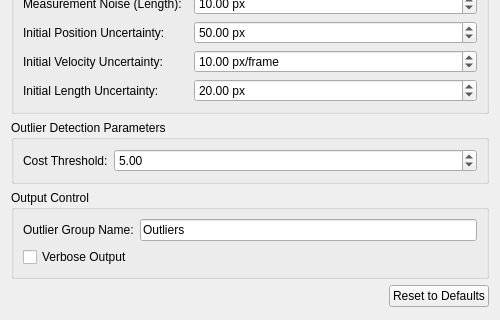
The window that src/WhiskerToolbox/DataTransform_Widget/Lines/Line_Outlier_Detection/LineOutlierDetection_Widget.ui (paulmthompson/WhiskerToolbox) describes before a commit, drawn with Qt 5; both pictures show x 0 to 500 and y 193 to 513 of the 500 by 600 pixel window.
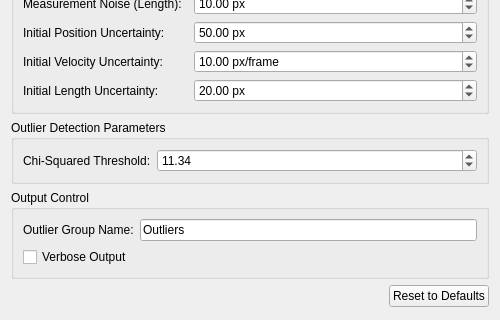
The same window after the commit.

Commit message: re-arrange data viewer widget

```diff
--- a/src/WhiskerToolbox/DataTransform_Widget/Lines/Line_Outlier_Detection/LineOutlierDetection_Widget.ui
+++ b/src/WhiskerToolbox/DataTransform_Widget/Lines/Line_Outlier_Detection/LineOutlierDetection_Widget.ui
@@ -344,7 +344,7 @@
       <item row="0" column="0">
        <widget class="QLabel" name="madThresholdLabel">
         <property name="text">
-         <string>Cost Threshold:</string>
+         <string>Chi-Squared Threshold:</string>
         </property>
         <property name="toolTip">
          <string>Mahalanobis distance threshold: how many standard deviations away from the smoothed prediction a measurement must be to be flagged as an outlier. Common values: 3.0 (strict), 5.0 (moderate), 10.0 (permissive)</string>
@@ -363,13 +363,13 @@
          <double>0.10</double>
         </property>
         <property name="maximum">
-         <double>50.0</double>
+         <double>100.0</double>
         </property>
         <property name="singleStep">
          <double>0.5</double>
         </property>
         <property name="value">
-         <double>5.0</double>
+         <double>11.34</double>
         </property>
        </widget>
       </item>
```
Left out of the diff: 6 changed lines with no effect on the pictures. The commit also changes 5 other files.
